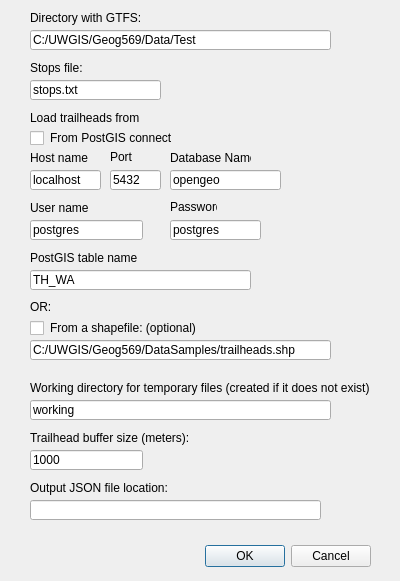
Qt form TransitAccessibleTrailheads_dialog_base.ui (turnofftheapp/qgis-gtfs-trails-plugin) before a commit.
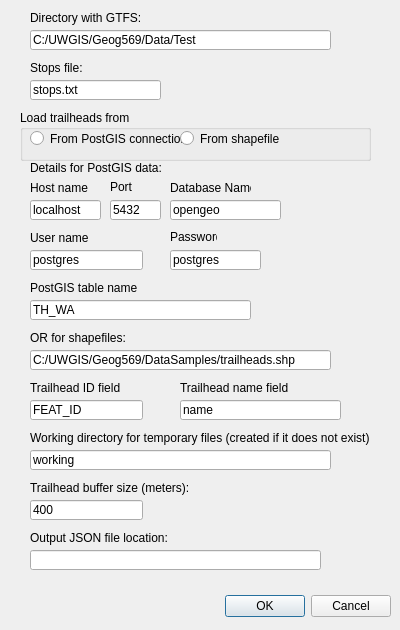
The same form after that commit.

```diff
--- a/TransitAccessibleTrailheads_dialog_base.ui
+++ b/TransitAccessibleTrailheads_dialog_base.ui
@@ -7,7 +7,7 @@
     <x>0</x>
     <y>0</y>
     <width>400</width>
-    <height>581</height>
+    <height>630</height>
    </rect>
   </property>
   <property name="windowTitle">
@@ -16,8 +16,8 @@
   <widget class="QDialogButtonBox" name="button_box">
    <property name="geometry">
     <rect>
-     <x>30</x>
-     <y>540</y>
+     <x>50</x>
+     <y>590</y>
      <width>341</width>
      <height>32</height>
     </rect>
@@ -55,24 +55,11 @@
     <string>C:/UWGIS/Geog569/Data/Test</string>
    </property>
   </widget>
-  <widget class="QLabel" name="label_2">
-   <property name="geometry">
-    <rect>
-     <x>50</x>
-     <y>320</y>
-     <width>291</width>
-     <height>16</height>
-    </rect>
-   </property>
-   <property name="text">
-    <string>From a shapefile: (optional)</string>
-   </property>
-  </widget>
   <widget class="QLineEdit" name="TrailheadData">
    <property name="geometry">
     <rect>
      <x>30</x>
-     <y>340</y>
+     <y>350</y>
      <width>301</width>
      <height>20</height>
     </rect>
@@ -85,20 +72,20 @@
    <property name="geometry">
     <rect>
      <x>30</x>
-     <y>450</y>
+     <y>500</y>
      <width>113</width>
      <height>20</height>
     </rect>
    </property>
    <property name="text">
-    <string>1000</string>
+    <string>400</string>
    </property>
   </widget>
   <widget class="QLabel" name="label_3">
    <property name="geometry">
     <rect>
      <x>30</x>
-     <y>430</y>
+     <y>480</y>
      <width>301</width>
      <height>16</height>
     </rect>
@@ -111,7 +98,7 @@
    <property name="geometry">
     <rect>
      <x>30</x>
-     <y>500</y>
+     <y>550</y>
      <width>291</width>
      <height>20</height>
     </rect>
@@ -121,7 +108,7 @@
    <property name="geometry">
     <rect>
      <x>30</x>
-     <y>480</y>
+     <y>530</y>
      <width>281</width>
      <height>16</height>
     </rect>
@@ -160,7 +147,7 @@
    <property name="geometry">
     <rect>
      <x>30</x>
-     <y>400</y>
+     <y>450</y>
      <width>301</width>
      <height>20</height>
     </rect>
@@ -173,7 +160,7 @@
    <property name="geometry">
     <rect>
      <x>30</x>
-     <y>380</y>
+     <y>430</y>
      <width>361</width>
      <height>16</height>
     </rect>
@@ -186,7 +173,7 @@
    <property name="geometry">
     <rect>
      <x>30</x>
-     <y>170</y>
+     <y>200</y>
      <width>71</width>
      <height>20</height>
     </rect>
@@ -199,7 +186,7 @@
    <property name="geometry">
     <rect>
      <x>30</x>
-     <y>150</y>
+     <y>180</y>
      <width>61</width>
      <height>16</height>
     </rect>
@@ -208,24 +195,11 @@
     <string>Host name</string>
    </property>
   </widget>
-  <widget class="QLabel" name="label_7">
-   <property name="geometry">
-    <rect>
-     <x>50</x>
-     <y>130</y>
-     <width>121</width>
-     <height>16</height>
-    </rect>
-   </property>
-   <property name="text">
-    <string>&lt;html&gt;&lt;head/&gt;&lt;body&gt;&lt;p&gt;From PostGIS connection:&lt;/p&gt;&lt;/body&gt;&lt;/html&gt;</string>
-   </property>
-  </widget>
   <widget class="QLabel" name="label_9">
    <property name="geometry">
     <rect>
      <x>110</x>
-     <y>150</y>
+     <y>180</y>
      <width>47</width>
      <height>13</height>
     </rect>
@@ -238,7 +212,7 @@
    <property name="geometry">
     <rect>
      <x>170</x>
-     <y>150</y>
+     <y>180</y>
      <width>81</width>
      <height>16</height>
     </rect>
@@ -251,7 +225,7 @@
    <property name="geometry">
     <rect>
      <x>170</x>
-     <y>200</y>
+     <y>230</y>
      <width>47</width>
      <height>13</height>
     </rect>
@@ -264,7 +238,7 @@
    <property name="geometry">
     <rect>
      <x>110</x>
-     <y>170</y>
+     <y>200</y>
      <width>51</width>
      <height>20</height>
     </rect>
@@ -277,7 +251,7 @@
    <property name="geometry">
     <rect>
      <x>170</x>
-     <y>170</y>
+     <y>200</y>
      <width>111</width>
      <height>20</height>
     </rect>
@@ -290,7 +264,7 @@
    <property name="geometry">
     <rect>
      <x>170</x>
-     <y>220</y>
+     <y>250</y>
      <width>91</width>
      <height>20</height>
     </rect>
@@ -303,7 +277,7 @@
    <property name="geometry">
     <rect>
      <x>30</x>
-     <y>270</y>
+     <y>300</y>
      <width>221</width>
      <height>20</height>
     </rect>
@@ -316,7 +290,7 @@
    <property name="geometry">
     <rect>
      <x>30</x>
-     <y>250</y>
+     <y>280</y>
      <width>151</width>
      <height>16</height>
     </rect>
@@ -329,7 +303,7 @@
    <property name="geometry">
     <rect>
      <x>30</x>
-     <y>220</y>
+     <y>250</y>
      <width>113</width>
      <height>20</height>
     </rect>
@@ -342,7 +316,7 @@
    <property name="geometry">
     <rect>
      <x>30</x>
-     <y>200</y>
+     <y>230</y>
      <width>101</width>
      <height>16</height>
     </rect>
@@ -351,56 +325,124 @@
     <string>User name</string>
    </property>
   </widget>
-  <widget class="QLabel" name="label_13">
+  <widget class="QLabel" name="label_14">
    <property name="geometry">
     <rect>
      <x>30</x>
+     <y>330</y>
+     <width>271</width>
+     <height>16</height>
+    </rect>
+   </property>
+   <property name="text">
+    <string>OR for shapefiles:</string>
+   </property>
+  </widget>
+  <widget class="QLabel" name="label_15">
+   <property name="geometry">
+    <rect>
+     <x>30</x>
+     <y>380</y>
+     <width>111</width>
+     <height>16</height>
+    </rect>
+   </property>
+   <property name="text">
+    <string>&lt;html&gt;&lt;head/&gt;&lt;body&gt;&lt;p&gt;Trailhead ID field&lt;/p&gt;&lt;/body&gt;&lt;/html&gt;</string>
+   </property>
+  </widget>
+  <widget class="QLabel" name="label_16">
+   <property name="geometry">
+    <rect>
+     <x>180</x>
+     <y>380</y>
+     <width>141</width>
+     <height>16</height>
+    </rect>
+   </property>
+   <property name="text">
+    <string>Trailhead name field</string>
+   </property>
+  </widget>
+  <widget class="QLineEdit" name="th_id_field">
+   <property name="geometry">
+    <rect>
+     <x>30</x>
+     <y>400</y>
+     <width>113</width>
+     <height>20</height>
+    </rect>
+   </property>
+   <property name="text">
+    <string>FEAT_ID</string>
+   </property>
+  </widget>
+  <widget class="QLineEdit" name="th_name_field">
+   <property name="geometry">
+    <rect>
+     <x>180</x>
+     <y>400</y>
+     <width>161</width>
+     <height>20</height>
+    </rect>
+   </property>
+   <property name="text">
+    <string>name</string>
+   </property>
+  </widget>
+  <widget class="QGroupBox" name="groupBox">
+   <property name="geometry">
+    <rect>
+     <x>20</x>
      <y>110</y>
-     <width>111</width>
-     <height>16</height>
+     <width>351</width>
+     <height>51</height>
     </rect>
    </property>
-   <property name="text">
+   <property name="title">
     <string>Load trailheads from</string>
    </property>
+   <widget class="QRadioButton" name="radioButtonPostGIS">
+    <property name="geometry">
+     <rect>
+      <x>10</x>
+      <y>20</y>
+      <width>161</width>
+      <height>17</height>
+     </rect>
+    </property>
+    <property name="text">
+     <string>From PostGIS connection</string>
+    </property>
+   </widget>
+   <widget class="QRadioButton" name="radioButtonShapefile">
+    <property name="geometry">
+     <rect>
+      <x>160</x>
+      <y>20</y>
+      <width>111</width>
+      <height>17</height>
+     </rect>
+    </property>
+    <property name="text">
+     <string>From shapefile</string>
+    </property>
+   </widget>
+   <zorder>radioButtonPostGIS</zorder>
+   <zorder>radioButtonShapefile</zorder>
+   <zorder>label_2</zorder>
   </widget>
-  <widget class="QCheckBox" name="checkBoxShapefile">
+  <widget class="QLabel" name="label_2">
    <property name="geometry">
     <rect>
      <x>30</x>
-     <y>320</y>
-     <width>31</width>
-     <height>17</height>
+     <y>160</y>
+     <width>261</width>
+     <height>16</height>
     </rect>
    </property>
    <property name="text">
-    <string/>
-   </property>
-  </widget>
-  <widget class="QCheckBox" name="checkBoxPostGIS">
-   <property name="geometry">
-    <rect>
-     <x>30</x>
-     <y>130</y>
-     <width>21</width>
-     <height>17</height>
-    </rect>
-   </property>
-   <property name="text">
-    <string/>
-   </property>
-  </widget>
-  <widget class="QLabel" name="label_14">
-   <property name="geometry">
-    <rect>
-     <x>30</x>
-     <y>300</y>
-     <width>47</width>
-     <height>13</height>
-    </rect>
-   </property>
-   <property name="text">
-    <string>OR:</string>
+    <string>Details for PostGIS data:</string>
    </property>
   </widget>
  </widget>
```
